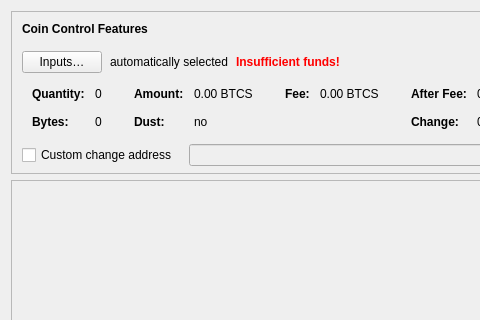
Above: src/qt/forms/sendcoinsdialog.ui from silverlabs-org/bitcoinsilver_core before the change; both pictures show x 0 to 480 and y 0 to 320 of the 850 by 526 pixel window. Below: the same form after it.
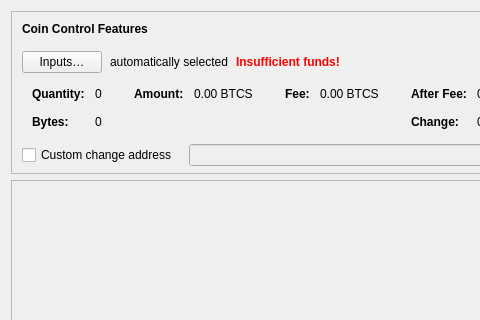
That is the form after the change. Icons and pictures are not drawn. Custom widgets are drawn as their Qt base class.

The edit to the form file:
```diff
--- a/src/qt/forms/sendcoinsdialog.ui
+++ b/src/qt/forms/sendcoinsdialog.ui
@@ -331,35 +331,6 @@
                  </property>
                 </widget>
                </item>
-               <item row="1" column="0">
-                <widget class="QLabel" name="labelCoinControlLowOutputText">
-                 <property name="font">
-                  <font>
-                   <weight>75</weight>
-                   <bold>true</bold>
-                  </font>
-                 </property>
-                 <property name="text">
-                  <string>Dust:</string>
-                 </property>
-                </widget>
-               </item>
-               <item row="1" column="1">
-                <widget class="QLabel" name="labelCoinControlLowOutput">
-                 <property name="cursor">
-                  <cursorShape>IBeamCursor</cursorShape>
-                 </property>
-                 <property name="contextMenuPolicy">
-                  <enum>Qt::ActionsContextMenu</enum>
-                 </property>
-                 <property name="text">
-                  <string notr="true">no</string>
-                 </property>
-                 <property name="textInteractionFlags">
-                  <set>Qt::LinksAccessibleByMouse|Qt::TextSelectableByKeyboard|Qt::TextSelectableByMouse</set>
-                 </property>
-                </widget>
-               </item>
               </layout>
              </item>
              <item>
```
Left out of the diff: 22 changed lines with no effect on the pictures.
